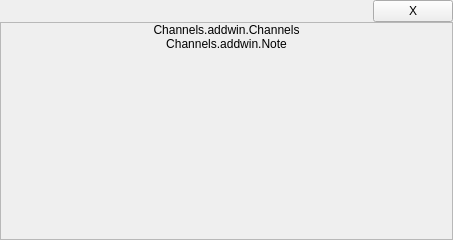
Qt form src/prism/main/channels/ChannelsDataApi/ChannelsAddWin.ui (naver/prism-live-studio) before a commit.
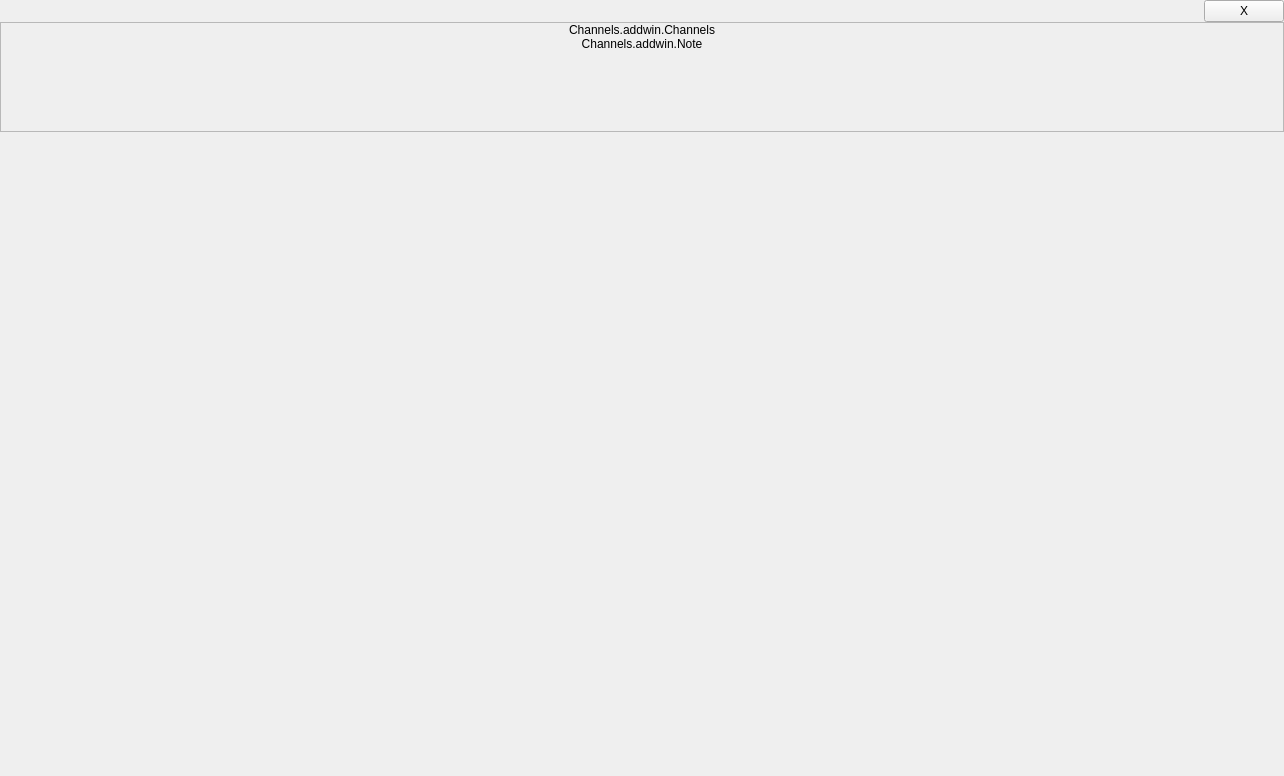
The same form after that commit.

```diff
--- a/src/prism/main/channels/ChannelsDataApi/ChannelsAddWin.ui
+++ b/src/prism/main/channels/ChannelsDataApi/ChannelsAddWin.ui
@@ -6,8 +6,8 @@
    <rect>
     <x>0</x>
     <y>0</y>
-    <width>453</width>
-    <height>240</height>
+    <width>1284</width>
+    <height>776</height>
    </rect>
   </property>
   <property name="mouseTracking">
@@ -37,6 +37,15 @@
    </property>
    <item>
     <widget class="QFrame" name="TitleFrame">
+     <property name="sizePolicy">
+      <sizepolicy hsizetype="Preferred" vsizetype="Maximum">
+       <horstretch>0</horstretch>
+       <verstretch>0</verstretch>
+      </sizepolicy>
+     </property>
+     <property name="layoutDirection">
+      <enum>Qt::LeftToRight</enum>
+     </property>
      <layout class="QHBoxLayout" name="horizontalLayout">
       <property name="spacing">
        <number>0</number>
@@ -61,13 +70,19 @@
         <property name="sizeHint" stdset="0">
          <size>
           <width>40</width>
-          <height>20</height>
+          <height>10</height>
          </size>
         </property>
        </spacer>
       </item>
       <item>
        <widget class="QPushButton" name="ClosePtn">
+        <property name="sizePolicy">
+         <sizepolicy hsizetype="Maximum" vsizetype="Maximum">
+          <horstretch>0</horstretch>
+          <verstretch>0</verstretch>
+         </sizepolicy>
+        </property>
         <property name="text">
          <string>X</string>
         </property>
@@ -78,6 +93,12 @@
    </item>
    <item>
     <widget class="QFrame" name="ContentFrame">
+     <property name="sizePolicy">
+      <sizepolicy hsizetype="Expanding" vsizetype="Preferred">
+       <horstretch>0</horstretch>
+       <verstretch>0</verstretch>
+      </sizepolicy>
+     </property>
      <property name="frameShape">
       <enum>QFrame::StyledPanel</enum>
      </property>
@@ -102,6 +123,12 @@
       </property>
       <item>
        <widget class="QLabel" name="TitleLable">
+        <property name="sizePolicy">
+         <sizepolicy hsizetype="Preferred" vsizetype="Maximum">
+          <horstretch>0</horstretch>
+          <verstretch>0</verstretch>
+         </sizepolicy>
+        </property>
         <property name="text">
          <string>Channels.addwin.Channels</string>
         </property>
@@ -112,6 +139,12 @@
       </item>
       <item>
        <widget class="QLabel" name="PrismNoteLabel">
+        <property name="sizePolicy">
+         <sizepolicy hsizetype="Preferred" vsizetype="Maximum">
+          <horstretch>0</horstretch>
+          <verstretch>0</verstretch>
+         </sizepolicy>
+        </property>
         <property name="text">
          <string>Channels.addwin.Note</string>
         </property>
@@ -122,6 +155,12 @@
       </item>
       <item>
        <widget class="QScrollArea" name="ChannelsListWid">
+        <property name="sizePolicy">
+         <sizepolicy hsizetype="Expanding" vsizetype="Preferred">
+          <horstretch>0</horstretch>
+          <verstretch>0</verstretch>
+         </sizepolicy>
+        </property>
         <property name="frameShape">
          <enum>QFrame::NoFrame</enum>
         </property>
@@ -138,18 +177,27 @@
          <bool>true</bool>
         </property>
         <property name="alignment">
-         <set>Qt::AlignCenter</set>
+         <set>Qt::AlignHCenter|Qt::AlignTop</set>
         </property>
         <widget class="QWidget" name="scrollAreaWidgetContents">
          <property name="geometry">
           <rect>
            <x>0</x>
            <y>0</y>
-           <width>451</width>
-           <height>191</height>
+           <width>1282</width>
+           <height>85</height>
           </rect>
          </property>
-         <layout class="QGridLayout" name="gridLayout">
+         <property name="sizePolicy">
+          <sizepolicy hsizetype="Expanding" vsizetype="Expanding">
+           <horstretch>0</horstretch>
+           <verstretch>0</verstretch>
+          </sizepolicy>
+         </property>
+         <layout class="QVBoxLayout" name="verticalLayout_3">
+          <property name="spacing">
+           <number>0</number>
+          </property>
           <property name="leftMargin">
            <number>0</number>
           </property>
@@ -162,9 +210,59 @@
           <property name="bottomMargin">
            <number>0</number>
           </property>
-          <property name="spacing">
-           <number>10</number>
-          </property>
+          <item>
+           <layout class="QHBoxLayout" name="horizontalLayout_2">
+            <property name="spacing">
+             <number>0</number>
+            </property>
+            <item>
+             <spacer name="horizontalSpacer_2">
+              <property name="orientation">
+               <enum>Qt::Horizontal</enum>
+              </property>
+              <property name="sizeHint" stdset="0">
+               <size>
+                <width>637</width>
+                <height>20</height>
+               </size>
+              </property>
+             </spacer>
+            </item>
+            <item>
+             <layout class="QGridLayout" name="ItemGridLayout">
+              <property name="spacing">
+               <number>10</number>
+              </property>
+             </layout>
+            </item>
+            <item>
+             <spacer name="horizontalSpacer_3">
+              <property name="orientation">
+               <enum>Qt::Horizontal</enum>
+              </property>
+              <property name="sizeHint" stdset="0">
+               <size>
+                <width>637</width>
+                <height>20</height>
+               </size>
+              </property>
+             </spacer>
+            </item>
+           </layout>
+          </item>
+          <item>
+           <spacer name="verticalSpacer_2">
+            <property name="orientation">
+             <enum>Qt::Vertical</enum>
+            </property>
+            <property name="sizeHint" stdset="0">
+             <size>
+              <width>20</width>
+              <height>60</height>
+             </size>
+            </property>
+           </spacer>
+          </item>
          </layout>
         </widget>
        </widget>
@@ -172,6 +270,19 @@
      </layout>
     </widget>
    </item>
+   <item>
+    <spacer name="verticalSpacer">
+     <property name="orientation">
+      <enum>Qt::Vertical</enum>
+     </property>
+     <property name="sizeHint" stdset="0">
+      <size>
+       <width>20</width>
+       <height>628</height>
+      </size>
+     </property>
+    </spacer>
+   </item>
   </layout>
  </widget>
  <resources/>
```
